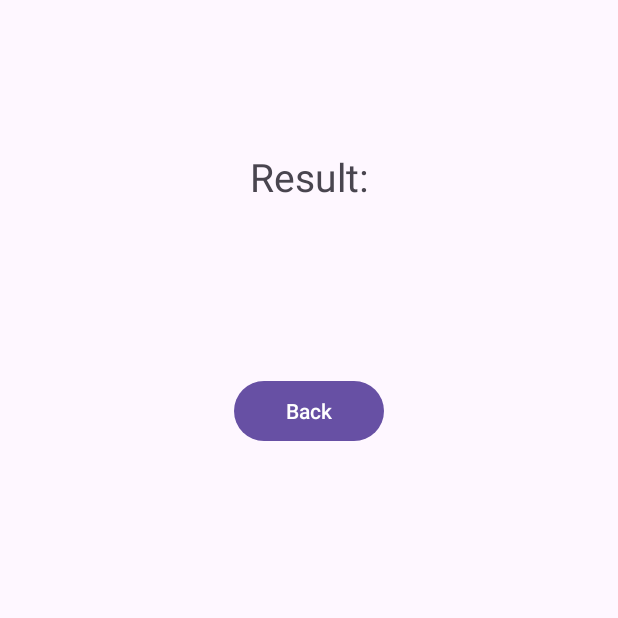
After one commit to UTMarckus/RssRandomizer, an Android app: the fragment SecondFragment shown on its own in the app's theme, on a phone screen of 412 x 824 dp, the top half of it. The commit adds this screen. Run offline under Robolectric (Android 15) with nearby library versions, the phone set to English and light mode, and no system bars.

Commit message:
feat: add second fragment base

```diff
--- a/app/src/main/java/com/utmarckus/rssrandomizer/FirstFragment.kt
+++ b/app/src/main/java/com/utmarckus/rssrandomizer/FirstFragment.kt
@@ -39,11 +39,10 @@ class FirstFragment : Fragment() {
     companion object {
         private const val PREVIOUS_RESULT_KEY = "PREVIOUS_RESULT"
 
-        fun newInstance(prevRes: Int): FirstFragment {
-            val args = Bundle().apply {
+        fun newInstance(prevRes: Int) = FirstFragment().apply {
+            arguments = Bundle().apply {
                 putInt(PREVIOUS_RESULT_KEY, prevRes)
             }
-            return FirstFragment().apply { arguments = args }
         }
     }
 }
--- /dev/null
+++ b/app/src/main/java/com/utmarckus/rssrandomizer/SecondFragment.kt
@@ -0,0 +1,50 @@
+package com.utmarckus.rssrandomizer
+
+import android.os.Bundle
+import androidx.fragment.app.Fragment
+import android.view.LayoutInflater
+import android.view.View
+import android.view.ViewGroup
+import com.utmarckus.rssrandomizer.databinding.FragmentFirstBinding
+import com.utmarckus.rssrandomizer.databinding.FragmentSecondBinding
+
+class SecondFragment : Fragment() {
+
+    private var _binding: FragmentSecondBinding? = null
+    private val binding get() = _binding!!
+
+    override fun onCreateView(
+        inflater: LayoutInflater,
+        container: ViewGroup?,
+        savedInstanceState: Bundle?
+    ): View? {
+        _binding = FragmentSecondBinding.inflate(inflater, container, false)
+        return binding.root
+    }
+
+    override fun onViewCreated(view: View, savedInstanceState: Bundle?) {
+        super.onViewCreated(view, savedInstanceState)
+
+        val randomResult = arguments?.let {
+            (it.getInt(MIN_VALUE_KEY)..it.getInt(MAX_VALUE_KEY)).random().toString()
+        }
+    }
+
+    override fun onDestroyView() {
+        _binding = null
+        super.onDestroyView()
+    }
+
+    companion object {
+        private const val MIN_VALUE_KEY = "MIN_VALUE"
+        private const val MAX_VALUE_KEY = "MAX_VALUE"
+
+        fun newInstance(min: Int, max: Int) =
+            SecondFragment().apply {
+                arguments = Bundle().apply {
+                    putInt(MIN_VALUE_KEY, min)
+                    putInt(MAX_VALUE_KEY, max)
+                }
+            }
+    }
+}
--- /dev/null
+++ b/app/src/main/res/layout/fragment_second.xml
@@ -0,0 +1,43 @@
+<?xml version="1.0" encoding="utf-8"?>
+<androidx.constraintlayout.widget.ConstraintLayout xmlns:android="http://schemas.android.com/apk/res/android"
+    xmlns:tools="http://schemas.android.com/tools"
+    android:layout_width="match_parent"
+    android:layout_height="match_parent"
+    xmlns:app="http://schemas.android.com/apk/res-auto"
+    tools:context=".SecondFragment">
+
+    <TextView
+        android:id="@+id/result_label"
+        android:layout_width="0dp"
+        android:layout_height="wrap_content"
+        android:layout_marginTop="100dp"
+        android:text="@string/result_label_txt"
+        android:textAlignment="center"
+        android:textSize="26sp"
+        app:layout_constraintTop_toTopOf="parent"
+        app:layout_constraintStart_toStartOf="parent"
+        app:layout_constraintEnd_toEndOf="parent"/>
+
+    <TextView
+        android:id="@+id/result"
+        android:layout_width="0dp"
+        android:layout_height="wrap_content"
+        android:layout_marginTop="50dp"
+        android:textAlignment="center"
+        android:textSize="66sp"
+        app:layout_constraintTop_toTopOf="@id/result_label"
+        app:layout_constraintStart_toStartOf="parent"
+        app:layout_constraintEnd_toEndOf="parent"
+        tools:text="0"/>
+
+    <Button
+        android:id="@+id/back_btn"
+        android:layout_width="100dp"
+        android:layout_height="wrap_content"
+        android:layout_marginTop="100dp"
+        android:text="@string/back_btn_txt"
+        app:layout_constraintTop_toTopOf="@id/result"
+        app:layout_constraintStart_toStartOf="parent"
+        app:layout_constraintEnd_toEndOf="parent"/>
+
+</androidx.constraintlayout.widget.ConstraintLayout>
--- a/app/src/main/res/values/strings.xml
+++ b/app/src/main/res/values/strings.xml
@@ -5,4 +5,6 @@
     <string name="min_value_txt">Min</string>
     <string name="max_value_txt">Max</string>
     <string name="generate_txt">Generate</string>
+    <string name="result_label_txt">Result:</string>
+    <string name="back_btn_txt">Back</string>
 </resources>
```
